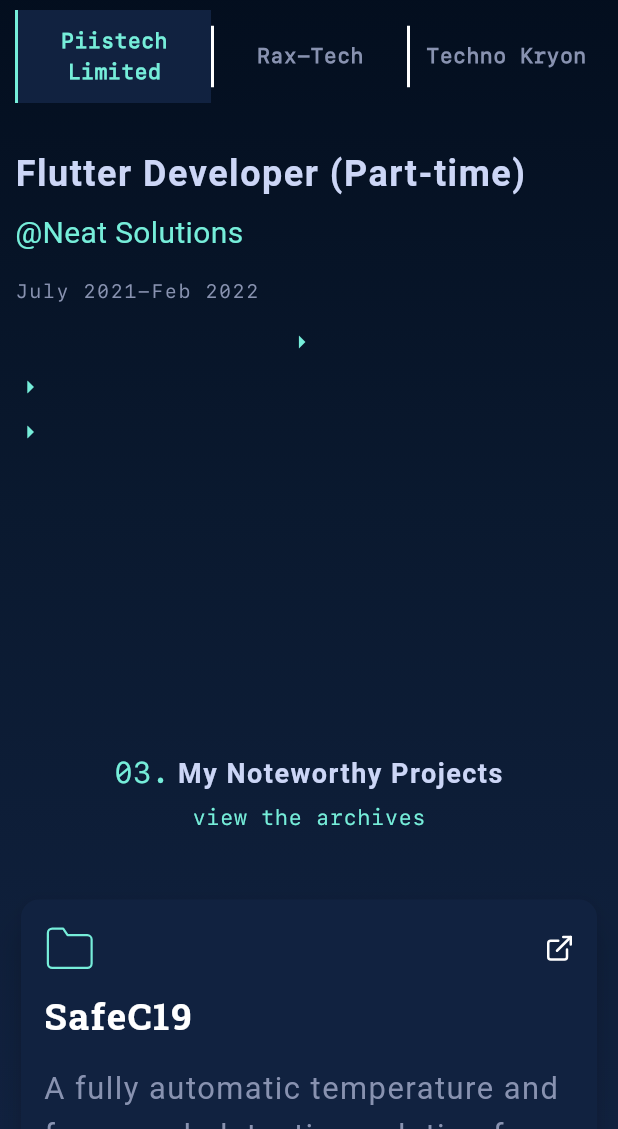
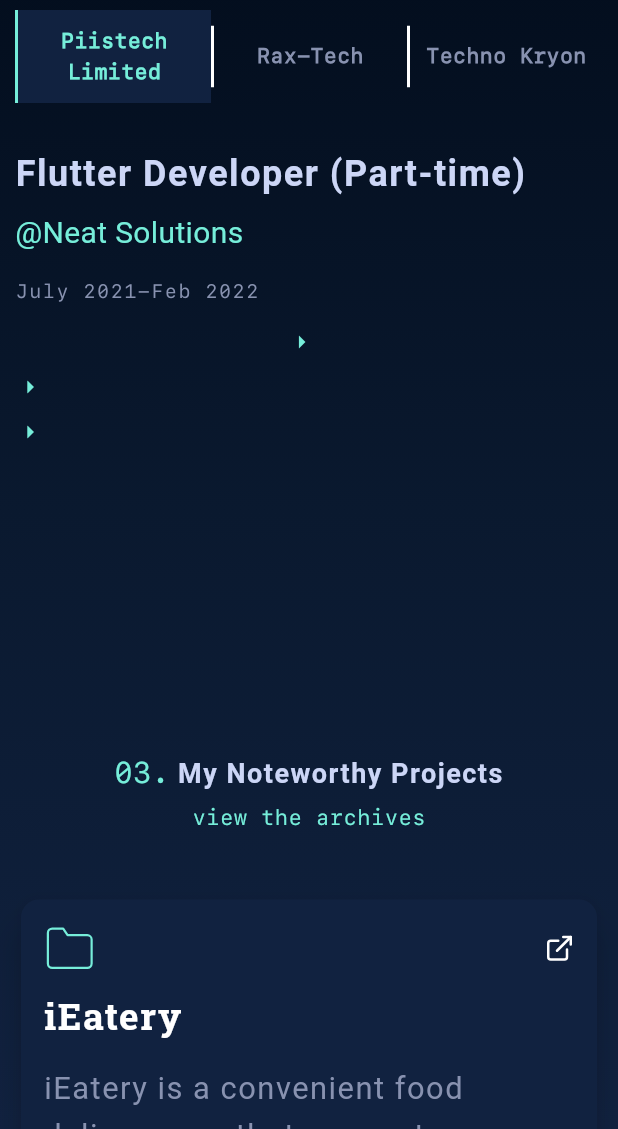
Before and after one commit to Tomal9924/portfolio_flutter, a Flutter app: the screen it shows after launch, scrolled down 1728 dp, on a phone screen of 412 x 824 dp, the part 107-1236 px from its top. Run offline on Flutter 3.47's test engine with Material 3 defaults, Android fonts, the phone set to English and light mode, and no system bars; drawn by our look-alikes of scroll_to_index; our stand-ins replace flutter_riverpod, flutter_svg, google_fonts.

Commit message:
changes updated

```diff
--- a/lib/resource/appClass.dart
+++ b/lib/resource/appClass.dart
@@ -12,56 +12,63 @@ class AppClass {
   ScrollController controller = ScrollController();
 
   /* URL */
-  static final resumeDownloadURL = '''https://jeeva-portfolio.s3.amazonaws.com/JEEVANANDHAM's+Resume.pdf''';
+  static final resumeDownloadURL =
+      '''https://jeeva-portfolio.s3.amazonaws.com/JEEVANANDHAM's+Resume.pdf''';
 
   static final gitSafeC19 = '''https://github.com/jeeva-HBK/SafeC19''';
 
   // static final gitHermarts = '''https://github.com/jeeva-HBK/SafeC19''';
   static final gitWtIot = '''https://github.com/jeeva-HBK/AutoChem''';
-  static final gitAutoStabilizer = '''https://github.com/jeeva-HBK/AutoStabilizer''';
+  static final gitAutoStabilizer =
+      '''https://github.com/jeeva-HBK/AutoStabilizer''';
   static final gitPAT = '''https://github.com/jeeva-HBK/PAT''';
 
   // static final gitAVM = '''https://github.com/jeeva-HBK/SafeC19''';
 
   List<WorkModel> projectList = [
     WorkModel(
-        projectTitle: "SafeC19",
+        projectTitle: "iEatery",
         projectContent:
-            "A fully automatic temperature and face mask detection solution for a completely contactless hand sanitizer. A solution so unique that it has integrated door access control if monitoring parameters are normal. An image is still captured and uploaded in cloud server on its own, as reference for auditing.",
-        tech1: "Android",
-        tech2: "Google-ML",
-        tech3: "Java"),
+            "iEatery is a convenient food delivery app that connects users with a wide range of local restaurants.Browse diverse menus, place orders, and enjoy doorstep delivery with just a few taps.The app features real-time order tracking and secure payment options.Personalized recommendations make discovering new meals easy and fun.Perfect for food lovers seeking variety and speed in their daily dining experience.",
+        tech1: "Flutter",
+        tech2: "Clean architecture (BloC)",
+        tech3: ""),
     WorkModel(
-        projectTitle: "Hermarts",
+        projectTitle: "T-Score",
         projectContent:
-            "Hermarts is an Ecommerce website/mobile application specially designed to encourage and takeout the hidden talent of women candidates, who never gets opportunities to explore their talents. It is developed with user-centric features to help the users with integrated InApp payment mode with high level security.",
-        tech1: "Android",
-        tech2: "RazorPay"),
+            "T-Score Radio is users go-to app for live streaming cricket and football matches.Catch every moment with real-time commentary and high-quality streams.Stay updated with live scores, match schedules, and team stats.Enjoy smooth streaming and a user-friendly interface for an immersive experience.Perfect for sports fans who never want to miss a game on the go",
+        tech1: "Flutter",
+        tech2: "Live streaming using Agora.io"),
     WorkModel(
-        projectTitle: "WT-IoT",
-        projectContent: '''It’s a water treatment process controller which can control all the sensors, calibration process, and staff management.''',
-        tech1: "Android",
-        tech2: "TCP",
-        tech3: "API"),
+        projectTitle: "IEatery Restaurant App",
+        projectContent:
+            '''Discover and order from your favorite local restaurants with ease using iEatery.
+Enjoy a smooth, responsive experience built with clean architecture and BLoC pattern.
+Get real-time updates on order status, deals, and offers via push notifications.
+Browse menus and reorder faster thanks to intelligent local data caching.
+Whether dine-in or delivery, iEatery makes every meal just a tap away.''',
+        tech1: "Flutter",
+        tech2: "Local data caching",
+        tech3: "BloC"),
     WorkModel(
-        projectTitle: "AutoStabilizer",
+        projectTitle: "JEAL D/O ",
         projectContent:
-            '''It is used to connect to a stabilizer and read the inlet and outlet voltage and several other parameters of the Stabilizer. This application will also set up the stabilizer hardware to connect the stabilizer to the Wi-Fi network. And with some features like PIR Sensor, Control Stabilizer with schedule, Standby Mode, Control Stabilizer with MobileData via AWS, and With WiFi via TCP Connection.''',
-        tech1: "Android",
-        tech2: "MQTT"),
+            '''Jamuna Electronics and Automobiles Ltd is one of the largest manufacturers and retailers of Electronics products such as Refrigerator, Freezer, Television, Air Conditioner, Small Appliances, and Motor Cycles. It was established in 2014 with a large factory area of 100 Acores land. Use of Modern Machinery, Superb Technology, Skilled Manpower, Reliable source of Raw Materials and Continuous R&D produce high-quality products. Jamuna Electronics is known for its quality and durability.''',
+        tech1: "Flutter",
+        tech2: "User Management"),
     WorkModel(
-        projectTitle: "PAT",
+        projectTitle: "iCare",
         projectContent:
-            '''This application is to store and record the data of tested production product information for future reference. This application can reduce the time and ensure the performance and quality of the QA/QC people. This application let the super admin to track the workers and their performance. Through this application, we can calculate the time spent on every test that was taken to complete by the worker.''',
+            '''Attendance Management App, your all-in-one solution for tracking and managing your work attendance! Easily check in and out daily to keep your attendance records up to date. With our intuitive interface, you can quickly view your salary details and apply for attendance adjustments when needed.''',
         tech1: "Flutter",
-        tech2: "NodeJs",
-        tech3: "Flutter-Windows"),
+        tech2: "Attendance Tracking",
+        tech3: ""),
     WorkModel(
-        projectTitle: "AVM",
+        projectTitle: "Repose Fit",
         projectContent:
-            '''AVM - Automatic Vending Machine is one of Pradeep's stainless steel product. The project is aimed at automating the beverage vending process. It can be done through hardware that controls the main engines and a mobile app (which acts like a PCB display for the unit) that is used to personalize and make beverage. It can also perform several process like Brewing, Boiling,cleansing drum etc . The Engines (hardware) and Mobiel Application communicate using Bluetooth.''',
-        tech1: "Android",
-        tech2: "Tablet"),
+            '''Repose Fit is a Flutter-based fitness UI template designed for seamless user experience.''',
+        tech1: "Flutter",
+        tech2: "Progress tracking"),
   ];
 
   factory AppClass() {
@@ -79,7 +86,8 @@ class AppClass {
   }
 
   showSnackBar(String msg, {BuildContext? context}) {
-    ScaffoldMessenger.of(context ?? lastContext!).showSnackBar(SnackBar(content: Text(msg)));
+    ScaffoldMessenger.of(context ?? lastContext!)
+        .showSnackBar(SnackBar(content: Text(msg)));
   }
 
   ScreenType getScreenType(BuildContext context) {
@@ -100,14 +108,22 @@ class AppClass {
     showDialog(
         context: context,
         builder: (_) => AlertDialog(
-            title: Text(title, style: TxtStyle().boldWhite(context)),
-            content: Text(msg),
-            actions: [ElevatedButton(style: ElevatedButton.styleFrom(backgroundColor: Colors.green), onPressed: () => Navigator.pop(context), child: Text('Okay'))]));
+                title: Text(title, style: TxtStyle().boldWhite(context)),
+                content: Text(msg),
+                actions: [
+                  ElevatedButton(
+                      style: ElevatedButton.styleFrom(
+                          backgroundColor: Colors.green),
+                      onPressed: () => Navigator.pop(context),
+                      child: Text('Okay'))
+                ]));
   }
 
   Future<bool> sendEmail(name, contact, msg) async {
     var url = Uri.https('hbk-portfolio-mailer.web.app', '/sendMail');
-    var response = await post(url, body: {"name": name, "contactInfo": contact, "message": msg}).timeout(Duration(seconds: 10));
+    var response = await post(url,
+            body: {"name": name, "contactInfo": contact, "message": msg})
+        .timeout(Duration(seconds: 10));
     print(response.body);
     return response.statusCode == 200;
   }
```
Also changed, not shown: 2 other files.
